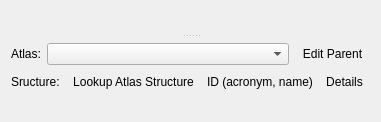
This is src/scipyen/gui/widgets/dataclasswidgets/nervoussystemwidget.ui in ctigaret/scipyen as Qt 5 draws it before an edit. The edited form follows.
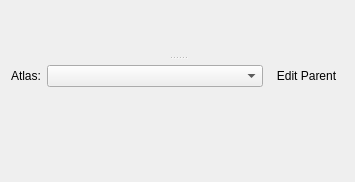
This is the edited form. Icons and pictures are not drawn. Custom widgets are drawn as their Qt base class.

Patch:
```diff
--- a/src/scipyen/gui/widgets/dataclasswidgets/nervoussystemwidget.ui
+++ b/src/scipyen/gui/widgets/dataclasswidgets/nervoussystemwidget.ui
@@ -6,8 +6,8 @@
    <rect>
     <x>0</x>
     <y>0</y>
-    <width>284</width>
-    <height>122</height>
+    <width>355</width>
+    <height>182</height>
    </rect>
   </property>
   <property name="windowTitle">
@@ -75,54 +75,7 @@
         </layout>
        </item>
        <item>
-        <layout class="QHBoxLayout" name="horizontalLayout">
-         <item>
-          <widget class="QLabel" name="label_2">
-           <property name="text">
-            <string>Sructure:</string>
-           </property>
-          </widget>
-         </item>
-         <item>
-          <widget class="QToolButton" name="structureLookupToolButton">
-           <property name="text">
-            <string>Lookup Atlas Structure</string>
-           </property>
-           <property name="icon">
-            <iconset theme="edit-find"/>
-           </property>
-           <property name="autoRaise">
-            <bool>true</bool>
-           </property>
-          </widget>
-         </item>
-         <item>
-          <widget class="QLabel" name="structureLabel">
-           <property name="sizePolicy">
-            <sizepolicy hsizetype="MinimumExpanding" vsizetype="Preferred">
-             <horstretch>0</horstretch>
-             <verstretch>0</verstretch>
-            </sizepolicy>
-           </property>
-           <property name="text">
-            <string>ID (acronym, name)</string>
-           </property>
-          </widget>
-         </item>
-         <item>
-          <widget class="QToolButton" name="structureDetailsToolButton">
-           <property name="text">
-            <string>Details</string>
-           </property>
-           <property name="icon">
-            <iconset theme="view-list-tree"/>
-           </property>
-           <property name="autoRaise">
-            <bool>true</bool>
-           </property>
-          </widget>
-         </item>
-        </layout>
+        <widget class="BGAtlasStructureLookupWidget" name="bgStructureWidget" native="true"/>
        </item>
        <item>
         <spacer name="verticalSpacer">
@@ -156,6 +109,12 @@
    <header location="global">gui.widgets.dataclasswidgets.namedescriptionwidget</header>
    <container>1</container>
   </customwidget>
+  <customwidget>
+   <class>BGAtlasStructureLookupWidget</class>
+   <extends>QWidget</extends>
+   <header location="global">gui.widgets.dataclasswidgets.bgatlasstructurewidget</header>
+   <container>1</container>
+  </customwidget>
  </customwidgets>
  <resources/>
  <connections/>
```
